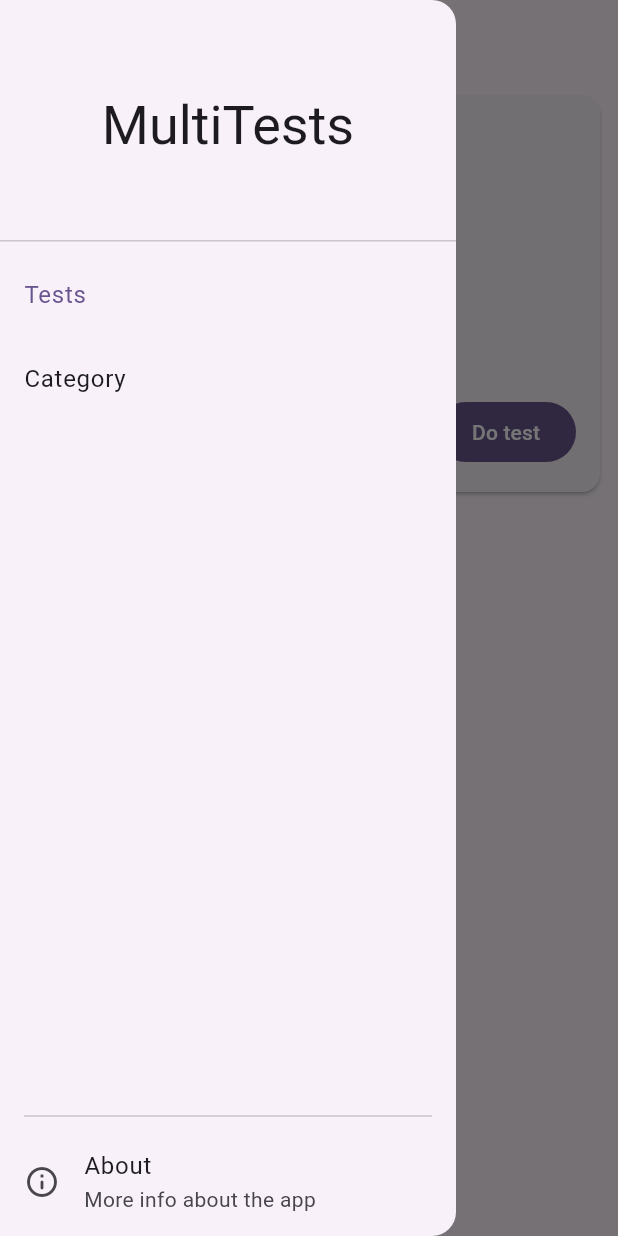
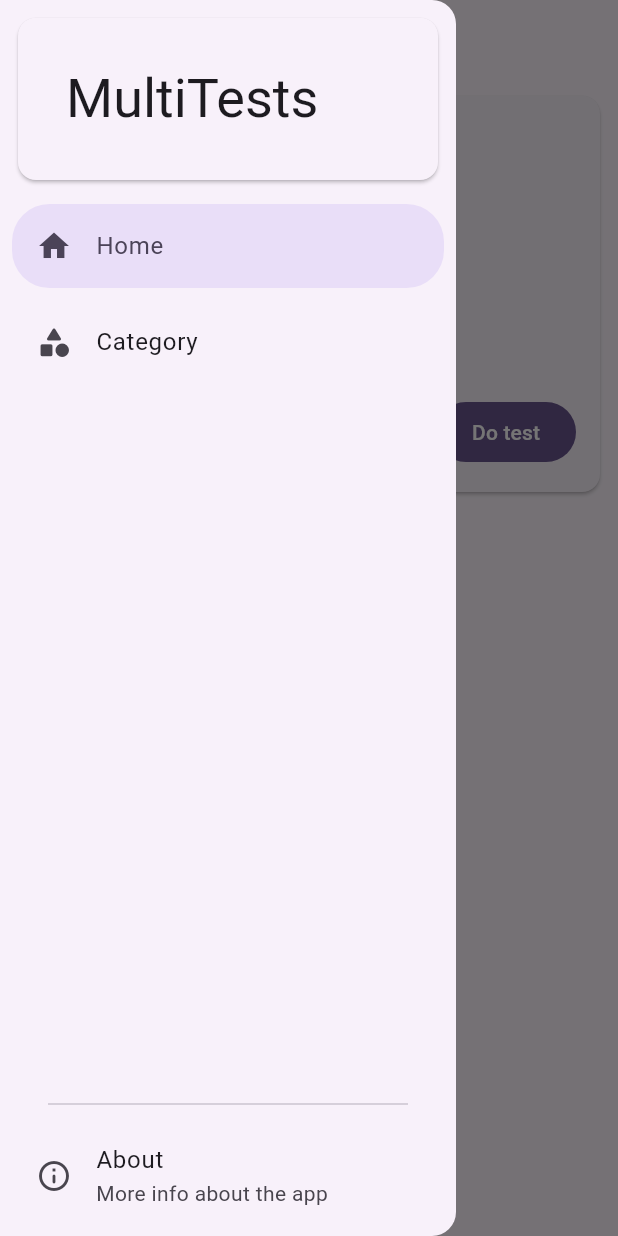
Before and after one commit to 2-5-perceivers/multitests, a Flutter app: the screen it shows after launch, with the side drawer open, on a phone screen of 412 x 824 dp. Run offline on Flutter 3.47's test engine with Material 2 defaults, Android fonts, the phone set to English and light mode, and no system bars; drawn by our look-alikes of dynamic_color; our stand-ins replace go_router; missing offline and left inert: share_plus_dialog.

Commit message:
Improvements and clearer branding

```diff
--- a/lib/main.dart
+++ b/lib/main.dart
@@ -1,5 +1,3 @@
-import 'dart:html';
-
 import 'package:dynamic_color/dynamic_color.dart';
 import 'package:flutter/foundation.dart';
 import 'package:flutter/material.dart';
@@ -54,7 +52,13 @@ class MultiTestsApp extends StatelessWidget {
                 ),
               ]),
           GoRoute(
-            path: 'category',
+            path: 'licenses',
+            builder: (context, state) => const MultiTestsLicensePage(),
+          ),
+        ],
+      ),
+      GoRoute(
+        path: '/category',
         builder: (context, state) {
           TestCategory? category;
           try {
@@ -62,8 +66,7 @@ class MultiTestsApp extends StatelessWidget {
                 ? null
                 : TestCategory.values.firstWhere(
                     (element) =>
-                            element.title.toLowerCase() ==
-                            state.queryParams['q'],
+                        element.title.toLowerCase() == state.queryParams['q'],
                   );
           } catch (e) {
             return const Page404(
@@ -73,12 +76,6 @@ class MultiTestsApp extends StatelessWidget {
           return CategoryPage(category: category);
         },
       ),
-          GoRoute(
-            path: 'licenses',
-            builder: (context, state) => const MultiTestsLicensePage(),
-          ),
-        ],
-      )
     ],
     errorBuilder: (context, state) => const Page404(),
   );
@@ -114,10 +111,6 @@ class MultiTestsApp extends StatelessWidget {
           themeMode: ThemeMode.system,
           theme: ThemeData(
             colorScheme: lightColorScheme,
-            //https://github.com/flutter/flutter/issues/93140
-            fontFamily: kIsWeb && window.navigator.userAgent.contains('OS 15_')
-                ? '-apple-system'
-                : null,
             brightness: lightColorScheme.brightness,
             canvasColor: lightColorScheme.background,
             scaffoldBackgroundColor: lightColorScheme.background,
@@ -131,10 +124,6 @@ class MultiTestsApp extends StatelessWidget {
           ),
           darkTheme: ThemeData(
             colorScheme: darkColorScheme,
-            //https://github.com/flutter/flutter/issues/93140
-            fontFamily: kIsWeb && window.navigator.userAgent.contains('OS 15_')
-                ? '-apple-system'
-                : null,
             brightness: darkColorScheme.brightness,
             canvasColor: darkColorScheme.background,
             scaffoldBackgroundColor: darkColorScheme.background,
--- a/lib/pages/category_page.dart
+++ b/lib/pages/category_page.dart
@@ -18,7 +18,9 @@ class CategoryPage extends StatelessWidget {
     if (category == null) {
       return Scaffold(
         appBar: AppBar(title: const Text('Category')),
-        drawer: const MultiTestsDrawer(selectedIndex: 1),
+        drawer: const WDrawer(
+          selected: 1,
+        ),
         body: ListView.builder(
           itemBuilder: (context, index) => Card(
             clipBehavior: Clip.antiAlias,
--- a/lib/pages/home_page.dart
+++ b/lib/pages/home_page.dart
@@ -17,7 +17,9 @@ class HomePage extends StatelessWidget {
           title: const Text('MultiTests'),
           centerTitle: true,
         ),
-        drawer: const MultiTestsDrawer(selectedIndex: 0),
+        drawer: const WDrawer(
+          selected: 0,
+        ),
         body: ListView.builder(
           itemBuilder: (context, index) => TestTile(testList[index]),
           itemCount: testList.length,
--- a/lib/pages/test_page.dart
+++ b/lib/pages/test_page.dart
@@ -88,7 +88,6 @@ class TestPage extends StatelessWidget {
                                   padding: const EdgeInsets.only(top: 4),
                                   child: CategoriesWrap(
                                     testCategories: test.testCategories,
-                                    pushInsteadOfGo: true,
                                   ),
                                 ),
                               ),
@@ -232,7 +231,7 @@ class TestPage extends StatelessWidget {
                           },
                           title:
                               Text('Test provided by ${test.testAuthor.name}'),
-                          trailing: Icon(Icons.north_east),
+                          trailing: const Icon(Icons.north_east),
                         ),
                       ),
                     ),
--- a/lib/widgets/categories_wrap.dart
+++ b/lib/widgets/categories_wrap.dart
@@ -6,11 +6,9 @@ class CategoriesWrap extends StatelessWidget {
   const CategoriesWrap({
     Key? key,
     required this.testCategories,
-    this.pushInsteadOfGo = false,
   }) : super(key: key);
 
   final List<TestCategory> testCategories;
-  final bool pushInsteadOfGo;
 
   @override
   Widget build(BuildContext context) {
@@ -25,11 +23,7 @@ class CategoriesWrap extends StatelessWidget {
               avatar: Icon(category.icon),
               side: BorderSide.none,
               onPressed: () {
-                if (pushInsteadOfGo) {
-                  context.push('/category?q=${category.title.toLowerCase()}');
-                } else {
-                  context.go('/category?q=${category.title.toLowerCase()}');
-                }
+                context.push('/category?q=${category.title.toLowerCase()}');
               },
             ),
           )
--- /dev/null
+++ b/lib/widgets/list_tile.dart
@@ -0,0 +1,37 @@
+import 'package:flutter/material.dart';
+
+class WListTile extends StatelessWidget {
+  const WListTile({
+    super.key,
+    this.leading,
+    this.title,
+    this.subtitle,
+    this.trailing,
+    this.onTap,
+    this.selected = false,
+  });
+
+  final Widget? leading, title, subtitle, trailing;
+  final GestureTapCallback? onTap;
+  final bool selected;
+
+  @override
+  Widget build(BuildContext context) {
+    return Padding(
+      padding: const EdgeInsets.symmetric(vertical: 4, horizontal: 8),
+      child: ListTile(
+        onTap: onTap,
+        leading: leading,
+        trailing: trailing,
+        title: title,
+        subtitle: subtitle,
+        shape: RoundedRectangleBorder(
+          borderRadius: BorderRadius.circular(25),
+        ),
+        selected: selected,
+        selectedColor: Theme.of(context).colorScheme.onSecondaryContainer,
+        selectedTileColor: Theme.of(context).colorScheme.secondaryContainer,
+      ),
+    );
+  }
+}
--- a/lib/widgets/multitests_drawer.dart
+++ b/lib/widgets/multitests_drawer.dart
@@ -2,52 +2,54 @@ import 'package:flutter/material.dart';
 import 'package:go_router/go_router.dart';
 import 'package:multitests/widgets/multitests_about_widgets.dart';
 
-class MultiTestsDrawer extends StatelessWidget {
-  const MultiTestsDrawer({this.selectedIndex, super.key});
+import 'package:multitests/widgets/list_tile.dart';
 
-  final int? selectedIndex;
+const List<_Page> _pages = [
+  _Page(Icons.home, 'Home', '/'),
+  _Page(Icons.category_rounded, 'Category', '/category'),
+];
+
+class WDrawer extends StatelessWidget {
+  const WDrawer({
+    super.key,
+    this.selected = -1,
+  });
+
+  final int selected;
 
   @override
   Widget build(BuildContext context) {
     return Drawer(
       child: Column(
+        crossAxisAlignment: CrossAxisAlignment.stretch,
         children: [
-          DrawerHeader(
-            child: Center(
+          Padding(
+            padding: const EdgeInsets.all(8.0),
+            child: Card(
+              child: Padding(
+                padding: const EdgeInsets.all(32.0),
                 child: Text(
                   'MultiTests',
                   style: Theme.of(context).textTheme.displaySmall,
                 ),
               ),
             ),
-          ListTile(
-            title: const Text('Tests'),
-            selected: selectedIndex == 0,
+          ),
+          for (int i = 0; i < _pages.length; i++)
+            WListTile(
+              leading: Icon(_pages[i].icon),
+              title: Text(_pages[i].title),
+              selected: i == selected,
               onTap: () {
-              if (selectedIndex != 0) {
-                // Pop the drawer and then move to 'Tests' page
-                Navigator.of(context).pop();
-                context.go('/');
-              }
-            },
-          ),
-          ListTile(
-            title: const Text('Category'),
-            selected: selectedIndex == 1,
-            onTap: () {
-              if (selectedIndex != 1) {
-                // Pop the drawer and then move to 'Category' page
-                Navigator.of(context).pop();
-                context.go('/category');
-              }
+                context.go(_pages[i].pagePath);
               },
             ),
           const Expanded(
             // Space to force showing the about tile at the bottom
             child: SizedBox(),
           ),
-          const Divider(indent: 16, endIndent: 16),
-          ListTile(
+          const Divider(indent: 32, endIndent: 32),
+          WListTile(
             title: const Text('About'),
             leading: const Icon(Icons.info_outline_rounded),
             subtitle: const Text('More info about the app'),
@@ -63,3 +65,9 @@ class MultiTestsDrawer extends StatelessWidget {
     );
   }
 }
+
+class _Page {
+  const _Page(this.icon, this.title, this.pagePath);
+  final IconData icon;
+  final String title, pagePath;
+}
```
Also changed, not shown: lib/widgets/multitests_about_widgets.dart (+90 -3 lines). Lines whose indentation alone changed are shown as unchanged.
